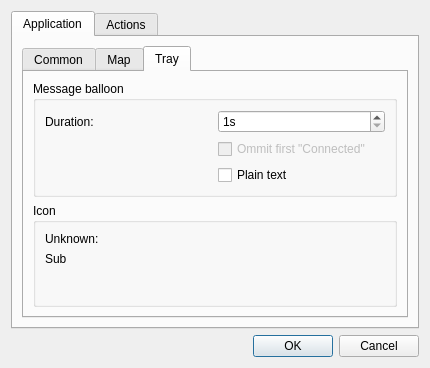
sendevent/yangl, file app/settings/settingsdialog.ui: the form before one commit.
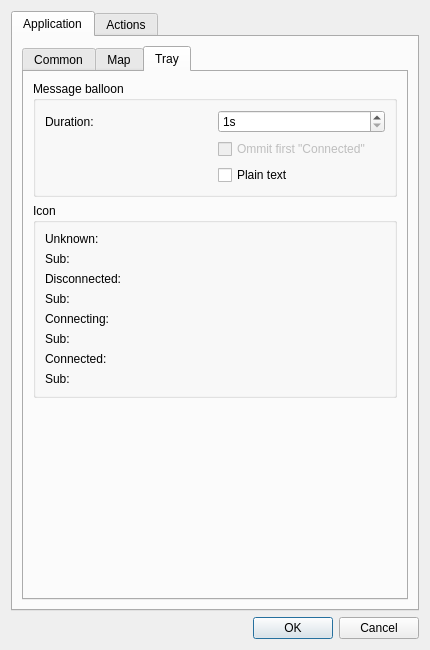
The form after the commit. The open tabs and pages were chosen to show the change. Custom widgets are drawn as their Qt base class.

Commit message: Image preview GUI improved

```diff
--- a/app/settings/settingsdialog.ui
+++ b/app/settings/settingsdialog.ui
@@ -7,7 +7,7 @@
     <x>0</x>
     <y>0</y>
     <width>430</width>
-    <height>368</height>
+    <height>650</height>
    </rect>
   </property>
   <layout class="QVBoxLayout" name="verticalLayout">
@@ -109,6 +109,95 @@
            <string>Tray</string>
           </attribute>
           <layout class="QGridLayout" name="gridLayout_2">
+           <item row="1" column="0">
+            <widget class="QGroupBox" name="groupBox">
+             <property name="title">
+              <string>Icon</string>
+             </property>
+             <layout class="QFormLayout" name="formLayout_2">
+              <item row="0" column="0">
+               <widget class="QLabel" name="label_5">
+                <property name="text">
+                 <string>Unknown:</string>
+                </property>
+               </widget>
+              </item>
+              <item row="0" column="1">
+               <widget class="IconLineEdit" name="iconUnknownEdit" native="true"/>
+              </item>
+              <item row="1" column="0">
+               <widget class="QLabel" name="label_6">
+                <property name="text">
+                 <string>Sub:</string>
+                </property>
+               </widget>
+              </item>
+              <item row="1" column="1">
+               <widget class="IconLineEdit" name="iconUnknownSubEdit" native="true"/>
+              </item>
+              <item row="2" column="0">
+               <widget class="QLabel" name="label_8">
+                <property name="text">
+                 <string>Disconnected:</string>
+                </property>
+               </widget>
+              </item>
+              <item row="2" column="1">
+               <widget class="IconLineEdit" name="iconDisconnectedEdit" native="true"/>
+              </item>
+              <item row="3" column="0">
+               <widget class="QLabel" name="label_7">
+                <property name="text">
+                 <string>Sub:</string>
+                </property>
+               </widget>
+              </item>
+              <item row="3" column="1">
+               <widget class="IconLineEdit" name="iconDisconnectedSubEdit" native="true"/>
+              </item>
+              <item row="4" column="0">
+               <widget class="QLabel" name="label_10">
+                <property name="text">
+                 <string>Connecting:</string>
+                </property>
+               </widget>
+              </item>
+              <item row="4" column="1">
+               <widget class="IconLineEdit" name="iconConnectingEdit" native="true"/>
+              </item>
+              <item row="5" column="0">
+               <widget class="QLabel" name="label_9">
+                <property name="text">
+                 <string>Sub:</string>
+                </property>
+               </widget>
+              </item>
+              <item row="5" column="1">
+               <widget class="IconLineEdit" name="iconConnectingSubEdit" native="true"/>
+              </item>
+              <item row="6" column="0">
+               <widget class="QLabel" name="label_12">
+                <property name="text">
+                 <string>Connected:</string>
+                </property>
+               </widget>
+              </item>
+              <item row="6" column="1">
+               <widget class="IconLineEdit" name="iconConnectedEdit" native="true"/>
+              </item>
+              <item row="7" column="0">
+               <widget class="QLabel" name="label_11">
+                <property name="text">
+                 <string>Sub:</string>
+                </property>
+               </widget>
+              </item>
+              <item row="7" column="1">
+               <widget class="IconLineEdit" name="iconConnectedSubEdit" native="true"/>
+              </item>
+             </layout>
+            </widget>
+           </item>
            <item row="0" column="0">
             <widget class="QGroupBox" name="groupBoxMessage">
              <property name="title">
@@ -158,34 +247,18 @@
              </layout>
             </widget>
            </item>
-           <item row="1" column="0">
-            <widget class="QGroupBox" name="groupBox">
-             <property name="title">
-              <string>Icon</string>
+           <item row="2" column="0">
+            <spacer name="verticalSpacer_2">
+             <property name="orientation">
+              <enum>Qt::Vertical</enum>
              </property>
-             <layout class="QFormLayout" name="formLayout_2">
-              <item row="0" column="0">
-               <widget class="QLabel" name="label_5">
-                <property name="text">
-                 <string>Unknown:</string>
-                </property>
-               </widget>
-              </item>
-              <item row="0" column="1">
-               <widget class="IconLineEdit" name="iconEditUnknown" native="true"/>
-              </item>
-              <item row="1" column="0">
-               <widget class="QLabel" name="label_6">
-                <property name="text">
-                 <string>Sub</string>
-                </property>
-               </widget>
-              </item>
-              <item row="1" column="1">
-               <widget class="IconLineEdit" name="iconEditUnknownSub" native="true"/>
-              </item>
-             </layout>
-            </widget>
+             <property name="sizeHint" stdset="0">
+              <size>
+               <width>20</width>
+               <height>40</height>
+              </size>
+             </property>
+            </spacer>
            </item>
           </layout>
          </widget>
```
Left out of the diff: 15 changed lines with no effect on the pictures. The commit also changes 1 other file.
